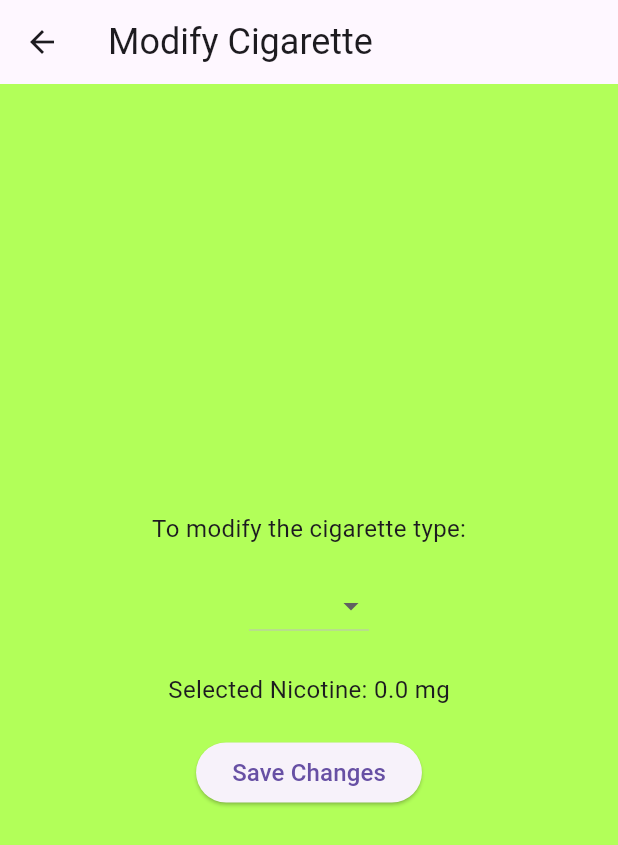
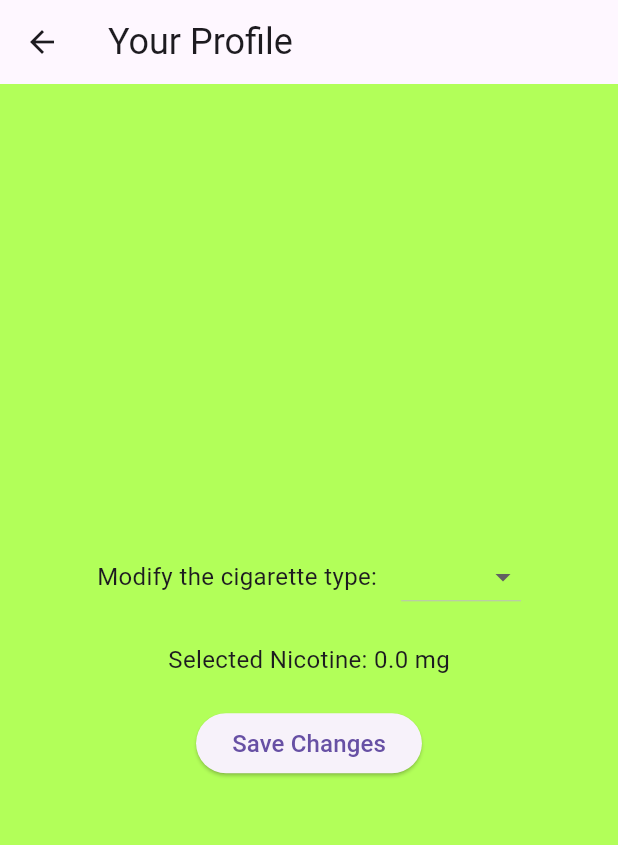
Before and after one commit to cristinaostoich/project, a Flutter app: the ModifyPage screen opened directly with empty values, on a phone screen of 412 x 824 dp. Shown: the top 845 px of the screen. Run offline on Flutter 3.47's test engine with Material 3 defaults, Android fonts, the phone set to English and light mode, and no system bars; our stand-ins replace charts_flutter, shared_preferences; accounts and stored records are empty.

Commit message:
Update modify.dart

```diff
--- a/lib/screens/modify.dart
+++ b/lib/screens/modify.dart
@@ -35,12 +35,14 @@ class _ModifyPageState extends State<ModifyPage> {
   Future<void> _loadUserData() async {
     SharedPreferences prefs = await SharedPreferences.getInstance();
     String? usersData = prefs.getString('users');
-    Map<String, dynamic> users = usersData != null ? json.decode(usersData) : {};
+    Map<String, dynamic> users =
+        usersData != null ? json.decode(usersData) : {};
 
     if (users.containsKey(widget.accountName)) {
       setState(() {
         _registrationDate = users[widget.accountName]['registrationDate'];
-        _fullName = '${users[widget.accountName]['FirstName']} ${users[widget.accountName]['LastName']}';
+        _fullName =
+            '${users[widget.accountName]['FirstName']} ${users[widget.accountName]['LastName']}';
 
         // Formatta la data per visualizzare solo giorno e mese
         if (_registrationDate != null) {
@@ -59,7 +61,8 @@ class _ModifyPageState extends State<ModifyPage> {
   Future<void> _saveChanges() async {
     SharedPreferences prefs = await SharedPreferences.getInstance();
     String? usersData = prefs.getString('users');
-    Map<String, dynamic> users = usersData != null ? json.decode(usersData) : {};
+    Map<String, dynamic> users =
+        usersData != null ? json.decode(usersData) : {};
 
     if (users.containsKey(widget.accountName)) {
       users[widget.accountName]['CigaretteType'] = _selectedCigaretteType;
@@ -78,7 +81,7 @@ class _ModifyPageState extends State<ModifyPage> {
     return Scaffold(
       backgroundColor: Colors.lightGreenAccent,
       appBar: AppBar(
-        title: Text('Modify Cigarette', style: largeTextStyle),
+        title: Text('Your Profile', style: largeTextStyle),
       ),
       body: Padding(
         padding: EdgeInsets.all(16.0),
@@ -90,13 +93,17 @@ class _ModifyPageState extends State<ModifyPage> {
               if (_fullName != null && _registrationDate != null)
                 Column(
                   children: [
-                    Text('Name: $_fullName', style: largeTextStyle),
-                    Text('Start Of Journey: $_registrationDate', style: largeTextStyle),
+                    Text('Full name: $_fullName', style: largeTextStyle),
+                    Text('Start of your journey: $_registrationDate',
+                        style: largeTextStyle),
                     SizedBox(height: 24),
                   ],
                 ),
-              Text('To modify the cigarette type:', style: smallTextStyle),
-              SizedBox(height: 16),
+              Row(
+                mainAxisAlignment: MainAxisAlignment.center,
+                children: [
+                  Text('Modify the cigarette type:', style: smallTextStyle),
+                  SizedBox(width: 16), // Spacer between text and dropdown
                   DropdownButton<String>(
                     value: _selectedCigaretteType,
                     onChanged: (newValue) {
@@ -111,12 +118,15 @@ class _ModifyPageState extends State<ModifyPage> {
                         }
                       });
                     },
-                items: <String>['Light', 'Regular', 'Heavy'].map((String value) {
+                    items: <String>['Light', 'Regular', 'Heavy']
+                        .map((String value) {
                       return DropdownMenuItem<String>(
                         value: value,
                         child: Text(value, style: smallTextStyle),
                       );
                     }).toList(),
+                  ),
+                ],
               ),
               SizedBox(height: 20),
               Text('Selected Nicotine: $_nicotine mg', style: smallTextStyle),
```
Lines whose indentation alone changed are shown as unchanged.
